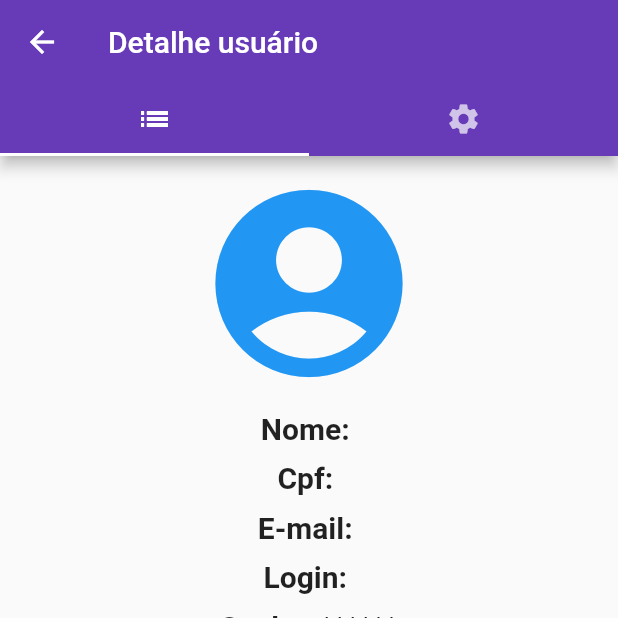
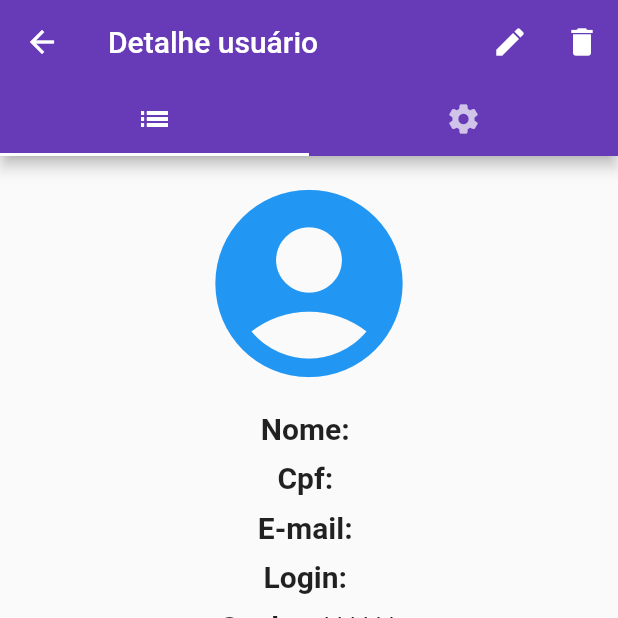
Before and after one commit to prpontes/lp4_appusuarios, a Flutter app: the DetailsUserDialog screen opened directly with empty values, on a phone screen of 412 x 824 dp, the top half of it. Run offline on Flutter 3.47's test engine with Material 2 defaults, Android fonts, the phone set to English and light mode, and no system bars; our stand-ins replace diacritic, sqflite; accounts and stored records are empty.

Commit message:
feat: undo delete

```diff
--- a/lib/components/details_user_dialog.dart
+++ b/lib/components/details_user_dialog.dart
@@ -1,5 +1,7 @@
 import 'package:lp4_appusuarios/model/usuario.dart';
 import 'package:flutter/material.dart';
+import 'package:lp4_appusuarios/provider/usuario_provider.dart';
+import 'package:provider/provider.dart';
 
 class DetailsUserDialog extends StatefulWidget {
   final Usuario usuario;
@@ -10,6 +12,14 @@ class DetailsUserDialog extends StatefulWidget {
 }
 
 class _DetailsUserDialogState extends State<DetailsUserDialog> {
+  late UsuarioProvider usuarioProvider;
+
+  @override
+  void initState() {
+    super.initState();
+    usuarioProvider = Provider.of<UsuarioProvider>(context, listen: false);
+  }
+
   @override
   Widget build(BuildContext context) {
     final Usuario usuario = widget.usuario;
@@ -31,6 +41,30 @@ class _DetailsUserDialogState extends State<DetailsUserDialog> {
             Tab(icon: Icon(Icons.settings)),
           ]),
           title: const Text("Detalhe usuário"),
+          actions: [
+            IconButton(
+              icon: const Icon(Icons.edit),
+              onPressed: () {
+                // Navigator.pushNamed(context, '/edit_user', arguments: usuario);
+              },
+            ),
+            IconButton(
+              onPressed: () async {
+                await usuarioProvider.deletarUsuario(usuario);
+                ScaffoldMessenger.of(context).showSnackBar(SnackBar(
+                  action: SnackBarAction(
+                    label: 'Desfazer',
+                    onPressed: () async {
+                      await usuarioProvider.inserirUsuario(usuario);
+                    },
+                  ),
+                  content: const Text('Usuário deletado com sucesso!'),
+                ));
+                Navigator.pop(context);
+              },
+              icon: const Icon(Icons.delete),
+            ),
+          ],
         ),
         body: TabBarView(children: [
           Padding(
```
